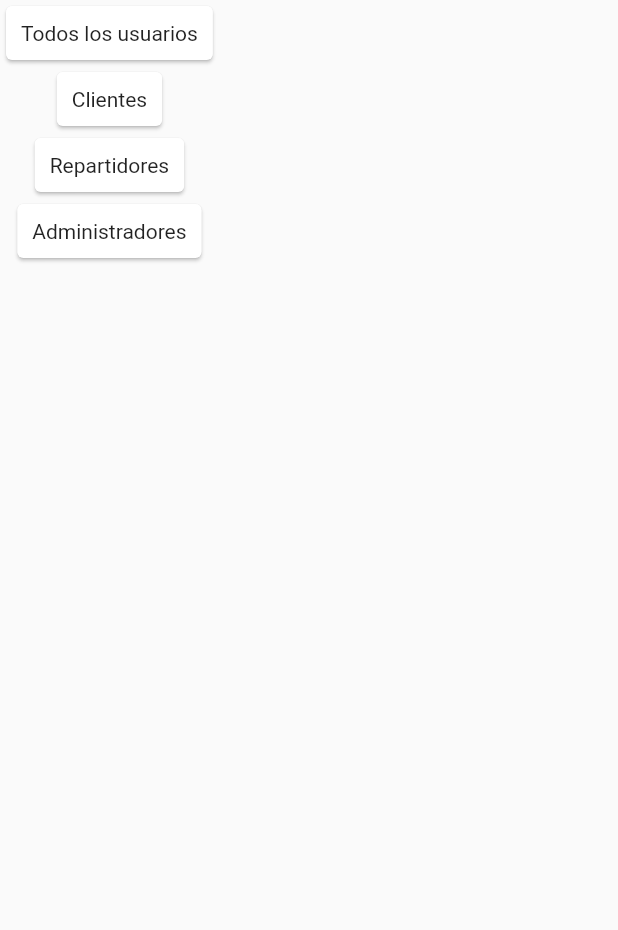
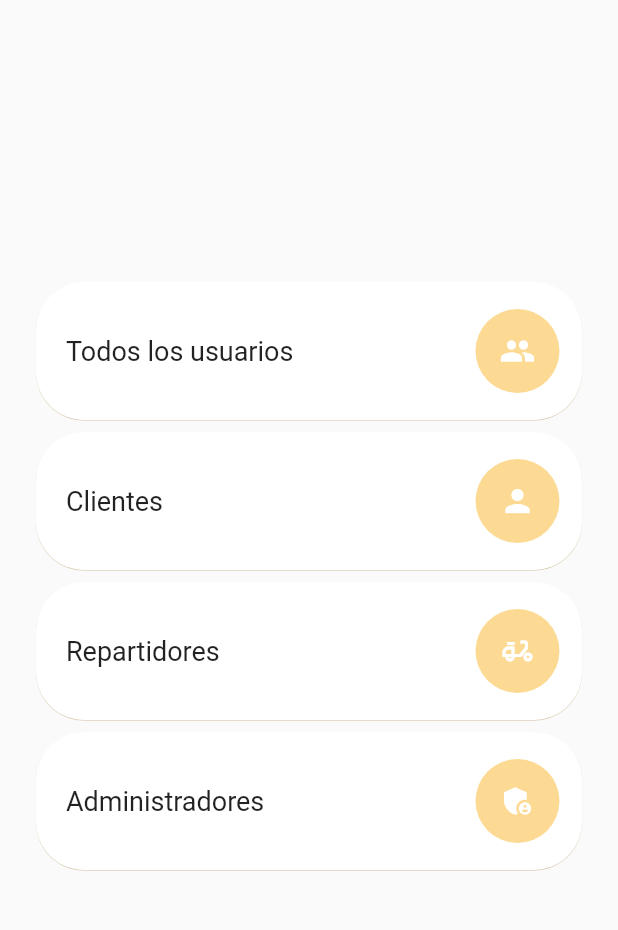
Before and after one commit to ChristianCeT/testSIMPPLEX, a Flutter app: the MenuUsersScreen screen opened by its route, on a phone screen of 412 x 824 dp, the part 84-1014 px from its top. Run offline on Flutter 3.47's test engine with Material 2 defaults, Android fonts, the phone set to English and light mode, and no system bars; our stand-ins replace flutter_credit_card, flutter_custom_clippers, flutter_image_slideshow, fluttertoast, geocoding, geolocator and 8 more; accounts and stored records are empty.

Commit message:
fix direction and fix some things more

```diff
--- a/lib/provider/address_provider.dart
+++ b/lib/provider/address_provider.dart
@@ -21,7 +21,7 @@ class AddressProvider {
     this.sessionUser = sessionUser;
   }
 
-  Future<List<Address>> getByUsers() async {
+  Future<List<Address>?> getByUsers() async {
     try {
       Uri url = Uri.https(_url, "$_usuarioDireccion/${sessionUser.id}");
       print(url);
@@ -45,7 +45,7 @@ class AddressProvider {
 
     } catch (e) {
       print("Error: $e");
-      return [];
+      return null;
     }
   }
 
--- a/lib/provider/mercado_pago_provider.dart
+++ b/lib/provider/mercado_pago_provider.dart
@@ -55,6 +55,7 @@ class MercadoPagoProvider {
     required String identificationType,
     required String identificationNumber,
     required Order order,
+
   }) async {
     try {
       Uri url = Uri.https(_url, _urlGuardarOrden, {
@@ -94,7 +95,6 @@ class MercadoPagoProvider {
         Fluttertoast.showToast(msg: "Sesión expirada");
         SharedPref().logout(context, user.id!);
       }
-
       return res;
     } catch (e) {
       return null;
--- a/lib/screens/admin/users/menu_users/menu_users_screen.dart
+++ b/lib/screens/admin/users/menu_users/menu_users_screen.dart
@@ -1,5 +1,6 @@
 import 'package:flutter/material.dart';
 import 'package:simpplex_app/screens/admin/users/list_users.dart';
+import 'package:simpplex_app/utils/my_colors.dart';
 
 class MenuUsersScreen extends StatefulWidget {
   const MenuUsersScreen({Key? key}) : super(key: key);
@@ -16,25 +17,33 @@ class _MenuUsersScreenState extends State<MenuUsersScreen> {
       appBar: AppBar(
         title: const Text("Usuarios"),
       ),
-      body: Column(
+      body: Padding(
+        padding: const EdgeInsets.symmetric(horizontal: 20),
+        child: Column(
+          mainAxisAlignment: MainAxisAlignment.center,
           children: const [
             CardUser(
               dataParameter: "Usuarios",
               nombre: "Todos los usuarios",
+              icon: Icons.people,
             ),
             CardUser(
               dataParameter: "CLIENTE",
               nombre: "Clientes",
+              icon: Icons.person,
             ),
             CardUser(
               dataParameter: "REPARTIDOR",
               nombre: "Repartidores",
+              icon: Icons.delivery_dining_outlined,
             ),
             CardUser(
               dataParameter: "ADMIN",
               nombre: "Administradores",
+              icon: Icons.admin_panel_settings,
             ),
           ],
+        ),
       ),
     );
   }
@@ -47,10 +56,12 @@ class _MenuUsersScreenState extends State<MenuUsersScreen> {
 class CardUser extends StatelessWidget {
   final String dataParameter;
   final String nombre;
+  final IconData icon;
   const CardUser({
     Key? key,
     required this.dataParameter,
     required this.nombre,
+    required this.icon,
   }) : super(key: key);
 
   @override
@@ -59,9 +70,34 @@ class CardUser extends StatelessWidget {
       onTap: () => Navigator.pushNamed(context, UserScreen.routeName,
           arguments: dataParameter),
       child: Card(
+        elevation: 0.2,
+        shadowColor: MyColors.primaryColor,
+        shape: RoundedRectangleBorder(
+          borderRadius: BorderRadius.circular(32),
+        ),
         child: Container(
-          padding: const EdgeInsets.all(10),
-          child: Text(nombre),
+          width: double.infinity,
+          padding: const EdgeInsets.symmetric(vertical: 18),
+          child: Row(
+            mainAxisAlignment: MainAxisAlignment.spaceBetween,
+            children: [
+              Padding(
+                padding: const EdgeInsets.only(left: 20),
+                child: Text(nombre, style: const TextStyle(fontSize: 18)),
+              ),
+              Padding(
+                padding: const EdgeInsets.only(right: 15),
+                child: CircleAvatar(
+                  radius: 28,
+                  backgroundColor: MyColors.primaryColor.withOpacity(0.69),
+                  child: Icon(
+                    icon,
+                    color: Colors.white,
+                  ),
+                ),
+              ),
+            ],
+          ),
         ),
       ),
     );
--- a/lib/screens/client/payments/create/client_payments_create_page.dart
+++ b/lib/screens/client/payments/create/client_payments_create_page.dart
@@ -41,6 +41,7 @@ class _ClientPaymentsCreatePageState extends State<ClientPaymentsCreatePage> {
             cardNumber: _con.cardNumber,
             expiryDate: _con.expireDate,
             onCreditCardWidgetChange: (CreditCardBrand card) {
+              // ignore: avoid_print
               print("ADSAD ${card.brandName}");
             },
             cardHolderName: _con.cardHolderName,
--- a/lib/screens/client/payments/installments/client_payments_installments_controller.dart
+++ b/lib/screens/client/payments/installments/client_payments_installments_controller.dart
@@ -33,7 +33,7 @@ class ClientPaymentsInstallmentsController {
   List<MercadoPagoInstallment>? installmentsList = [];
   MercadoPagoCardToken? cardToken;
 
-  late Address address;
+  Address? address;
 
   late ProgressDialog progressDialog;
   late String identificationType;
@@ -57,7 +57,8 @@ class ClientPaymentsInstallmentsController {
 
     user = User.fromJson(await _sharedPref.read('user'));
     _mercadoPagoProvider.init(context, user);
-    address = Address.fromJson(await _sharedPref.read('address'));
+
+    address ??= Address.fromJson(await _sharedPref.read('address'));
 
     getTotalPayment();
     getInstallments();
--- a/lib/screens/client/products/list/client_products_list_controller.dart
+++ b/lib/screens/client/products/list/client_products_list_controller.dart
@@ -77,6 +77,7 @@ class ClientProductsListController {
 
   logout() {
     sharedPref.logout(context, user!.id!);
+    sharedPref.remove("address");
   }
 
   void goToOrdersList() {
--- a/pubspec.yaml
+++ b/pubspec.yaml
@@ -44,7 +44,6 @@ dependencies:
   flutter_credit_card: ^3.0.1
   flutter_custom_clippers: ^2.0.0
   webview_flutter: ^3.0.2
-  ninja: ^3.0.8
 
 dev_dependencies:
   flutter_test:
```
Also changed, not shown: lib/screens/admin/categories/create_update/admin_categories_create_page.dart (+6 -3 lines), lib/screens/admin/products/create/admin_products_create_controller.dart (+16 -3 lines), lib/screens/admin/products/create/admin_products_create_page.dart (+23 -5 lines), lib/screens/client/address/list/client_address_list_controller.dart (+16 -9 lines), lib/screens/client/address/list/client_address_list_page.dart (+24 -15 lines), lib/screens/register/register_controller.dart (+16 -3 lines), lib/screens/register/register_page.dart (+7 -3 lines), pubspec.lock, 3 other files. Lines whose indentation alone changed are shown as unchanged.
